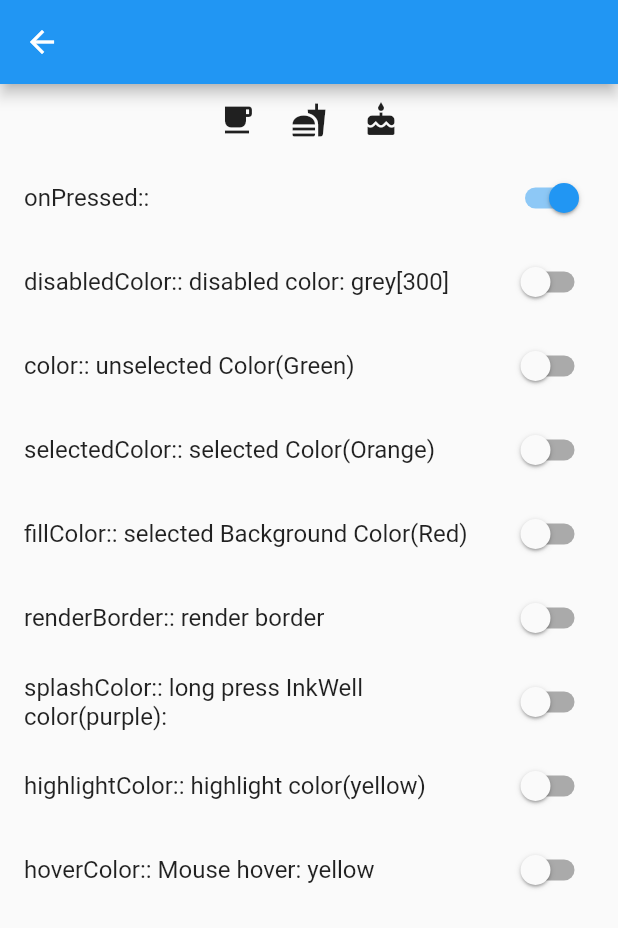
After one commit to ychsue/my_flutter_test, a Flutter app: the screen it shows after launch, after a tap on "N62 ToggleButtons", on a phone screen of 412 x 824 dp. The commit adds this screen. Shown: the top 928 px of the screen. Run offline on Flutter 3.47's test engine with Material 2 defaults, Android fonts, the phone set to English and light mode, and no system bars; our stand-ins replace bloc, flutter_bloc, get, transparent_image; missing offline and left inert: resizable_widget; network calls fail; Roboto replaces fonts that are missing (Georgia).

Commit message:
`ToggleButtons` 很棒，也可搭配 `ToolTip`

```diff
--- a/lib/src/route/app_pages.dart
+++ b/lib/src/route/app_pages.dart
@@ -50,6 +50,7 @@ import 'package:test2/src/route/main_screens/welcome_screen.dart';
 
 import 'main_screens/get_home_screen.dart';
 import 'main_screens/n60_draggable_scrollable_sheet.dart';
+import 'main_screens/n62_toggle_buttons.dart';
 
 enum Routes {
   home,
@@ -102,10 +103,15 @@ enum Routes {
   n59_animated_cross_fade,
   n60_graggable_scrollable_sheet,
   n61_color_filtered,
+  n62_toggle_buttons,
 }
 
 abstract class AppPages {
   static final pages = [
+    GetPage(
+      name: Routes.n62_toggle_buttons.toLocation,
+      page: () => N62ToggleButtonsScreen(),
+    ),
     GetPage(
       name: Routes.n61_color_filtered.toLocation,
       page: () => N61ColorFilteredScreen(),
--- a/lib/src/route/main_screens/get_home_screen.dart
+++ b/lib/src/route/main_screens/get_home_screen.dart
@@ -14,6 +14,13 @@ class GetHomeScreen extends StatelessWidget {
           child: Container(
         child: ListView(
           children: [
+            Container(
+              margin: EdgeInsets.all(8.0),
+              child: TextButton(
+                  onPressed: () =>
+                      Get.toNamed(Routes.n62_toggle_buttons.toLocation),
+                  child: Text("N62 ToggleButtons")),
+            ),
             Container(
               margin: EdgeInsets.all(8.0),
               child: TextButton(
--- /dev/null
+++ b/lib/src/route/main_screens/n62_toggle_buttons.dart
@@ -0,0 +1,145 @@
+import 'package:flutter/material.dart';
+import 'package:get/get.dart';
+
+class N62ToggleButtonsScreen extends StatelessWidget {
+  const N62ToggleButtonsScreen({Key? key}) : super(key: key);
+
+  @override
+  Widget build(BuildContext context) {
+    final cSel = List.generate(3, (_) => false).obs;
+    final cOnpressed = true.obs;
+    final cdisabledColor = false.obs;
+    final cColor = false.obs;
+    final cSelColor = false.obs;
+    final cBkSelColor = false.obs;
+    final cRenderBorder = false.obs;
+    final cInkColor = false.obs;
+    final cHighColor = false.obs;
+    final fNCtrler = Get.put<FNCtrler>(FNCtrler());
+    final cHover = false.obs;
+
+    return Scaffold(
+      appBar: AppBar(),
+      body: Obx(
+        () => Column(
+          children: [
+            ToggleButtons(
+              children: [
+                Tooltip(message: "測試", child: Icon(Icons.local_cafe)),
+                Icon(Icons.fastfood),
+                Icon(Icons.cake),
+              ],
+              focusNodes: fNCtrler.focusNodes,
+              focusColor: Colors.cyan,
+              hoverColor: (cHover.value) ? Colors.yellow : null,
+
+              isSelected: cSel,
+              onPressed: (cOnpressed.value)
+                  ? (i) {
+                      cSel[i] = !cSel[i];
+                    }
+                  : null,
+              disabledColor: (cdisabledColor.value) ? Colors.grey[300] : null,
+              color: (cColor.value) ? Colors.green : null,
+              selectedColor: (cSelColor.value) ? Colors.orange : null,
+              fillColor: (cBkSelColor.value) ? Colors.red : null,
+              // #region Border
+              renderBorder: cRenderBorder.value,
+              borderColor: Colors.orange,
+              borderRadius: BorderRadius.circular(30),
+              borderWidth: 5,
+              disabledBorderColor: (cRenderBorder.value) ? Colors.black : null,
+              selectedBorderColor: Colors.deepOrange,
+              // #endregion Border
+              splashColor: (cInkColor.value) ? Colors.purple : null,
+              highlightColor: (cHighColor.value) ? Colors.yellow : null,
+            ),
+            SwitchListTile(
+                value: cOnpressed.value,
+                title: Text("onPressed:: "),
+                onChanged: (v) {
+                  cOnpressed.value = v;
+                  debugPrint("$v");
+                }),
+            SwitchListTile(
+              value: cdisabledColor.value,
+              title: Text("disabledColor:: disabled color: grey[300]"),
+              onChanged: (v) {
+                cdisabledColor.value = v;
+                debugPrint("$v");
+              },
+            ),
+            SwitchListTile(
+              value: cColor.value,
+              title: Text("color:: unselected Color(Green)"),
+              onChanged: (v) {
+                cColor.value = v;
+                debugPrint("$v");
+              },
+            ),
+            SwitchListTile(
+              value: cSelColor.value,
+              title: Text("selectedColor:: selected Color(Orange)"),
+              onChanged: (v) {
+                cSelColor.value = v;
+                debugPrint("$v");
+              },
+            ),
+            SwitchListTile(
+              value: cBkSelColor.value,
+              title: Text("fillColor:: selected Background Color(Red)"),
+              onChanged: (v) {
+                cBkSelColor.value = v;
+                debugPrint("$v");
+              },
+            ),
+            SwitchListTile(
+              value: cRenderBorder.value,
+              title: Text("renderBorder:: render border"),
+              onChanged: (v) {
+                cRenderBorder.value = v;
+                debugPrint("$v");
+              },
+            ),
+            SwitchListTile(
+              value: cInkColor.value,
+              title: Text("splashColor:: long press InkWell color(purple):"),
+              onChanged: (v) {
+                cInkColor.value = v;
+                debugPrint("$v");
+              },
+            ),
+            SwitchListTile(
+              value: cHighColor.value,
+              title: Text("highlightColor:: highlight color(yellow)"),
+              onChanged: (v) {
+                cHighColor.value = v;
+                debugPrint("$v");
+              },
+            ),
+            SwitchListTile(
+              value: cHover.value,
+              title: Text("hoverColor:: Mouse hover: yellow"),
+              onChanged: (v) {
+                cHover.value = v;
+                debugPrint("$v");
+              },
+            ),
+          ],
+        ),
+      ),
+    );
+  }
+}
+
+class FNCtrler extends GetxController {
+  final focusNodes = List.generate(3, (index) => FocusNode());
+
+  @override
+  void onClose() {
+    focusNodes.forEach((element) {
+      element.dispose();
+    });
+    super.onClose();
+  }
+}
```
Also changed, not shown: 1 other file.
